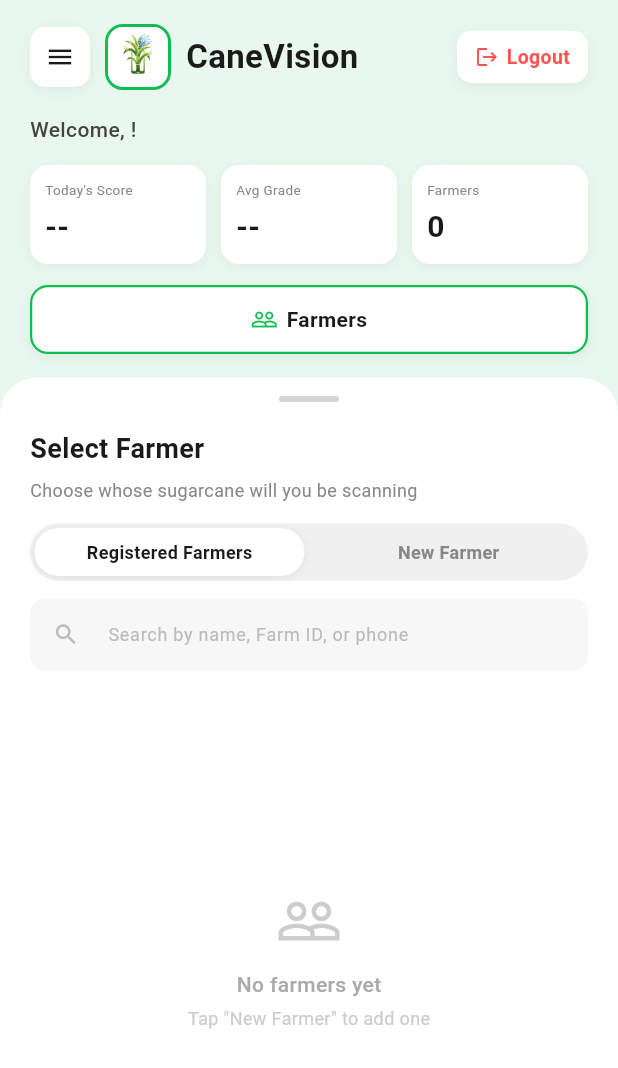
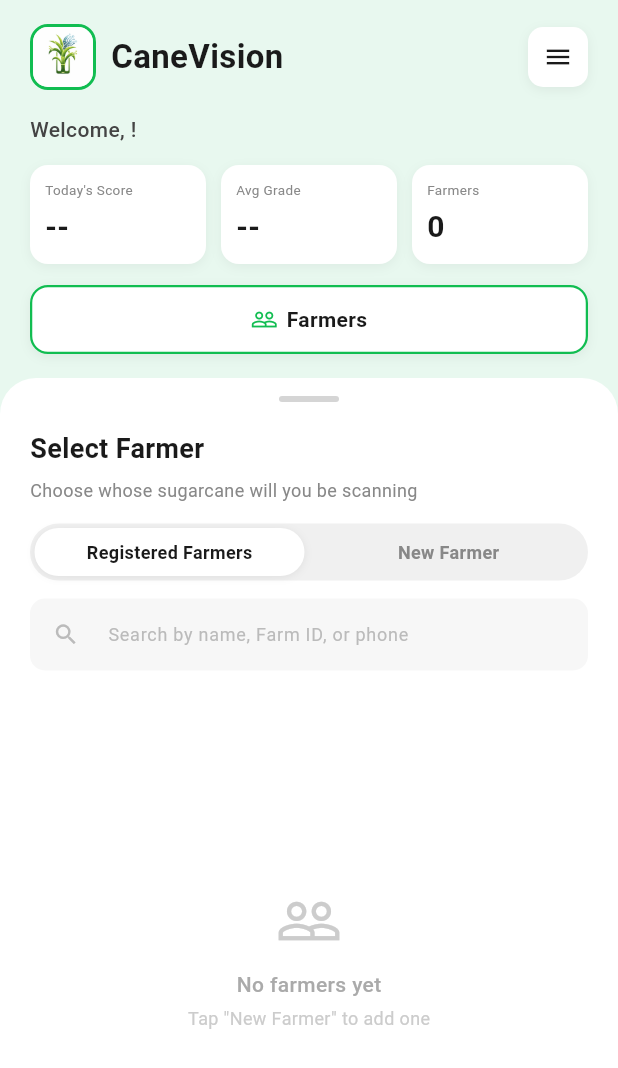
Before and after one commit to Angeloooww/CaneVision, a Flutter app: the MainPage screen opened directly, on a phone screen of 412 x 824 dp. Shown: the top 1068 px of the screen. Run offline on Flutter 3.47's test engine with Material 3 defaults, Android fonts, the phone set to English and light mode, and no system bars; our stand-ins replace cloud_firestore, firebase_auth, firebase_core, firebase_storage, image_picker, pdf and 1 more; missing offline and left inert: file_saver, tflite_flutter; accounts and stored records are empty.

Commit message:
fixed top bar

```diff
--- a/lib/main_page.dart
+++ b/lib/main_page.dart
@@ -229,7 +229,7 @@ class _MainPageState extends State<MainPage>
       canPop: false,
       child: Scaffold(
         key: _scaffoldKey,
-        drawer: AppDrawer(onLogout: _logout),
+        endDrawer: AppDrawer(onLogout: _logout), // opens from the right
         backgroundColor: const Color(0xFFE8F8EF),
         body: SafeArea(
           child: Column(
@@ -262,28 +262,7 @@ class _MainPageState extends State<MainPage>
                           horizontal: 20, vertical: 16),
                       child: Row(
                         children: [
-                          // Hamburger button
-                          GestureDetector(
-                            onTap: () =>
-                                _scaffoldKey.currentState?.openDrawer(),
-                            child: Container(
-                              width: 40,
-                              height: 40,
-                              margin: const EdgeInsets.only(right: 10),
-                              decoration: BoxDecoration(
-                                color: Colors.white,
-                                borderRadius: BorderRadius.circular(10),
-                                boxShadow: [
-                                  BoxShadow(
-                                      color: Colors.black.withOpacity(0.06),
-                                      blurRadius: 6,
-                                      offset: const Offset(0, 2))
-                                ],
-                              ),
-                              child: const Icon(Icons.menu,
-                                  size: 20, color: Color(0xFF1A1A1A)),
-                            ),
-                          ),
+                          // Logo (left)
                           Container(
                             width: 44,
                             height: 44,
@@ -305,11 +284,13 @@ class _MainPageState extends State<MainPage>
                                   fontWeight: FontWeight.bold,
                                   color: Color(0xFF1A1A1A))),
                           const Spacer(),
+                          // Hamburger button (right)
                           GestureDetector(
-                            onTap: _logout,
+                            onTap: () =>
+                                _scaffoldKey.currentState?.openEndDrawer(),
                             child: Container(
-                              padding: const EdgeInsets.symmetric(
-                                  horizontal: 12, vertical: 8),
+                              width: 40,
+                              height: 40,
                               decoration: BoxDecoration(
                                 color: Colors.white,
                                 borderRadius: BorderRadius.circular(10),
@@ -320,18 +301,8 @@ class _MainPageState extends State<MainPage>
                                       offset: const Offset(0, 2))
                                 ],
                               ),
-                              child: const Row(
-                                children: [
-                                  Icon(Icons.logout,
-                                      size: 16, color: Colors.redAccent),
-                                  SizedBox(width: 5),
-                                  Text('Logout',
-                                      style: TextStyle(
-                                          fontSize: 13,
-                                          fontWeight: FontWeight.w600,
-                                          color: Colors.redAccent)),
-                                ],
-                              ),
+                              child: const Icon(Icons.menu,
+                                  size: 20, color: Color(0xFF1A1A1A)),
                             ),
                           ),
                         ],
```
